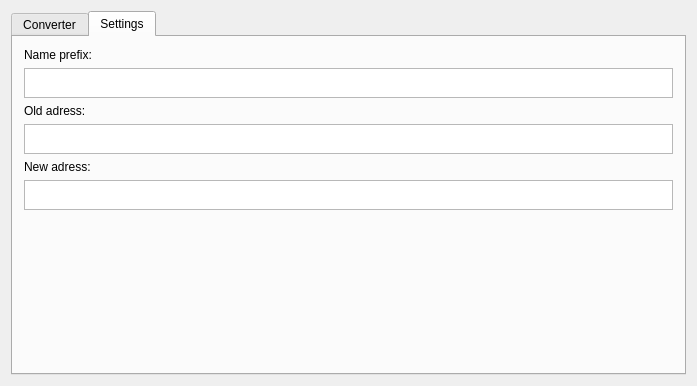
The window that mainwindow.ui (rsimenok/UDK2UE4Tools) describes before a commit, drawn with Qt 5.
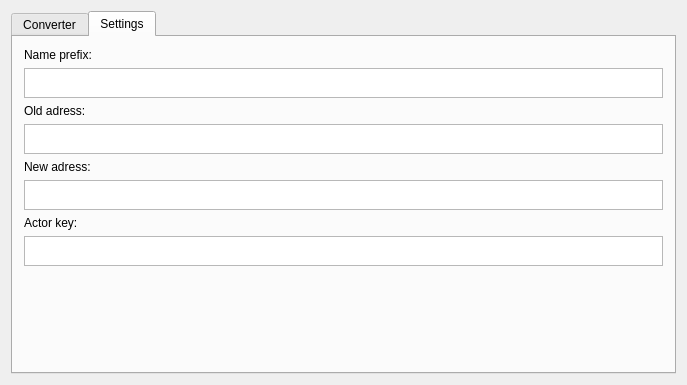
The same window after the commit. The open tabs and pages were chosen to show the change.

```diff
--- a/mainwindow.ui
+++ b/mainwindow.ui
@@ -6,8 +6,8 @@
    <rect>
     <x>0</x>
     <y>0</y>
-    <width>697</width>
-    <height>386</height>
+    <width>687</width>
+    <height>385</height>
    </rect>
   </property>
   <property name="windowTitle">
@@ -137,7 +137,30 @@
            </widget>
           </item>
           <item>
-           <widget class="QPlainTextEdit" name="plainTextEdit_5">
+           <widget class="QPlainTextEdit" name="newAddrText">
+            <property name="maximumSize">
+             <size>
+              <width>16777215</width>
+              <height>30</height>
+             </size>
+            </property>
+           </widget>
+          </item>
+          <item>
+           <widget class="QLabel" name="label_4">
+            <property name="maximumSize">
+             <size>
+              <width>16777215</width>
+              <height>20</height>
+             </size>
+            </property>
+            <property name="text">
+             <string>Actor key:</string>
+            </property>
+           </widget>
+          </item>
+          <item>
+           <widget class="QPlainTextEdit" name="keyText">
             <property name="maximumSize">
              <size>
               <width>16777215</width>
@@ -161,6 +184,19 @@
           </property>
          </spacer>
         </item>
+        <item>
+         <spacer name="verticalSpacer_2">
+          <property name="orientation">
+           <enum>Qt::Vertical</enum>
+          </property>
+          <property name="sizeHint" stdset="0">
+           <size>
+            <width>20</width>
+            <height>40</height>
+           </size>
+          </property>
+         </spacer>
+        </item>
        </layout>
       </widget>
      </widget>
```
Left out of the diff: 12 changed lines with no effect on the pictures.
